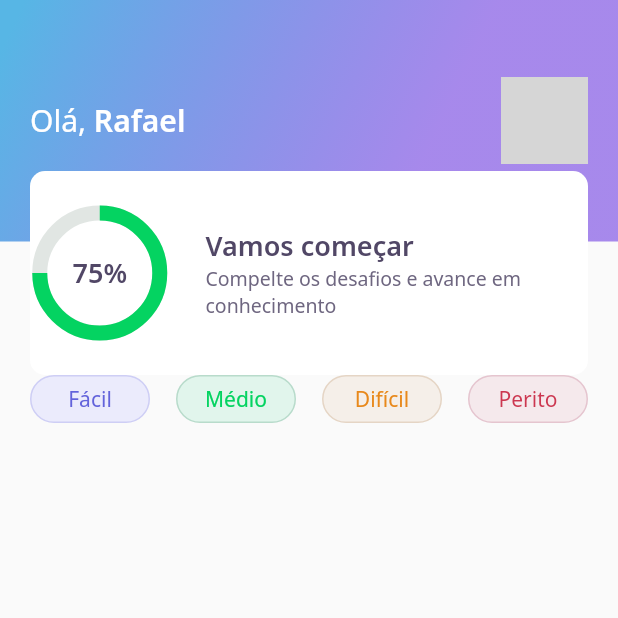
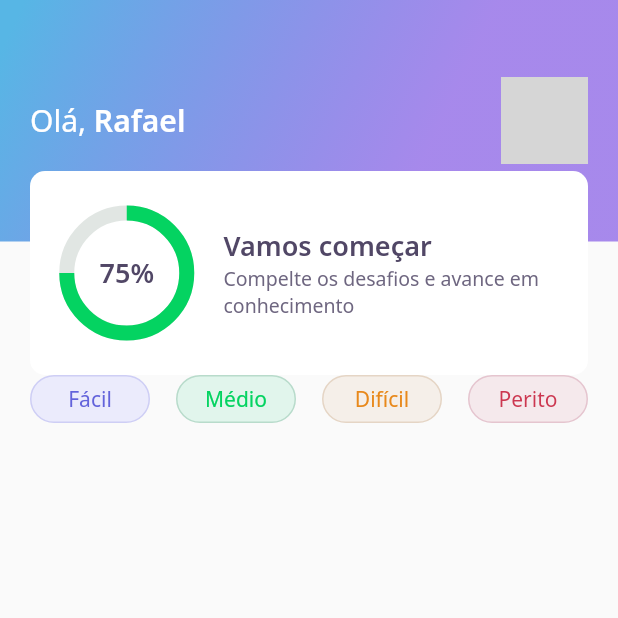
Before and after one commit to RafaelChianca/DevQuiz, a Flutter app: the screen it shows after launch, on a phone screen of 412 x 824 dp, the top half of it. Run offline on Flutter 3.47's test engine with Material 2 defaults, Android fonts, the phone set to English and light mode, and no system bars; our stand-ins replace google_fonts; network calls fail; grey boxes are pictures that could not be loaded.

Commit message:
💄 Adjusts component internal padding

```diff
--- a/lib/home/widgets/score_card/score_card_widget.dart
+++ b/lib/home/widgets/score_card/score_card_widget.dart
@@ -12,10 +12,13 @@ class ScoreCardWidget extends StatelessWidget {
       height: 136,
       decoration: BoxDecoration(
           color: AppColors.white, borderRadius: BorderRadius.circular(10)),
+      child: Padding(
+        padding: const EdgeInsets.symmetric(horizontal: 24),
         child: Row(
           crossAxisAlignment: CrossAxisAlignment.center,
           children: [
             Expanded(
+              //Allows the use of flex
               flex: 1,
               child: ChartWidget(),
             ),
@@ -41,6 +44,7 @@ class ScoreCardWidget extends StatelessWidget {
             )
           ],
         ),
+      ),
     );
   }
 }
```
Lines whose indentation alone changed are shown as unchanged.
